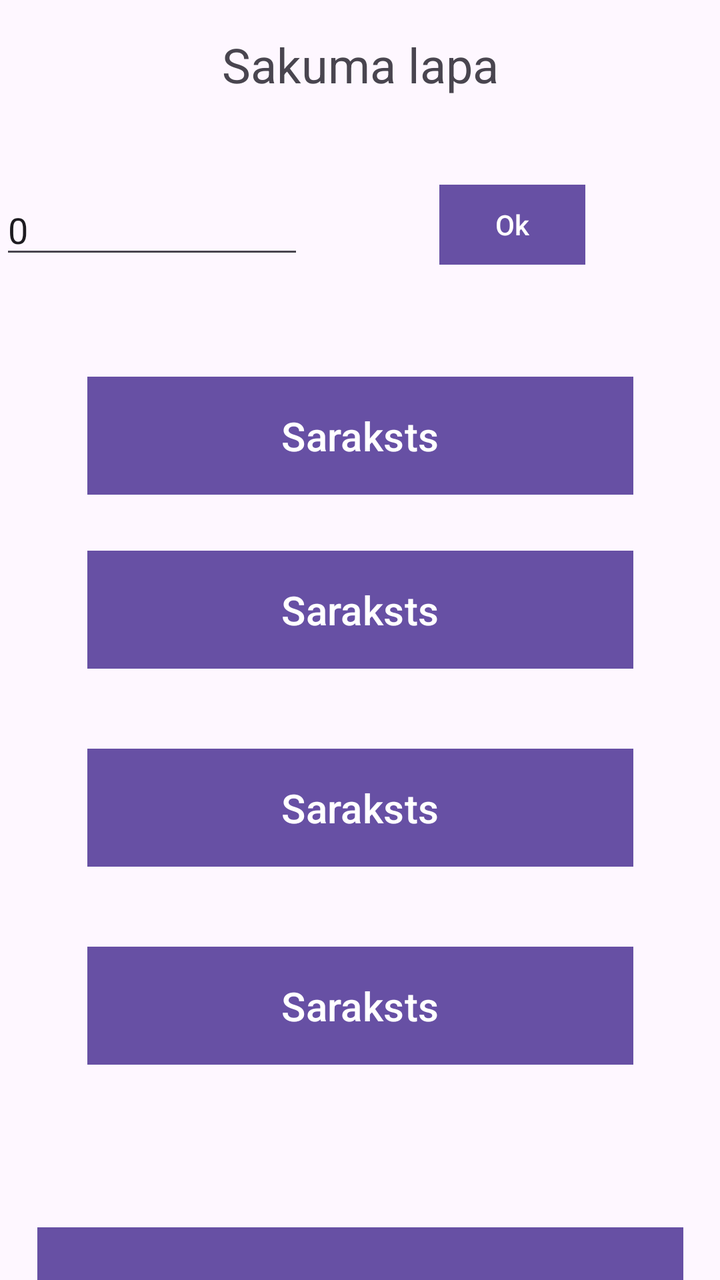
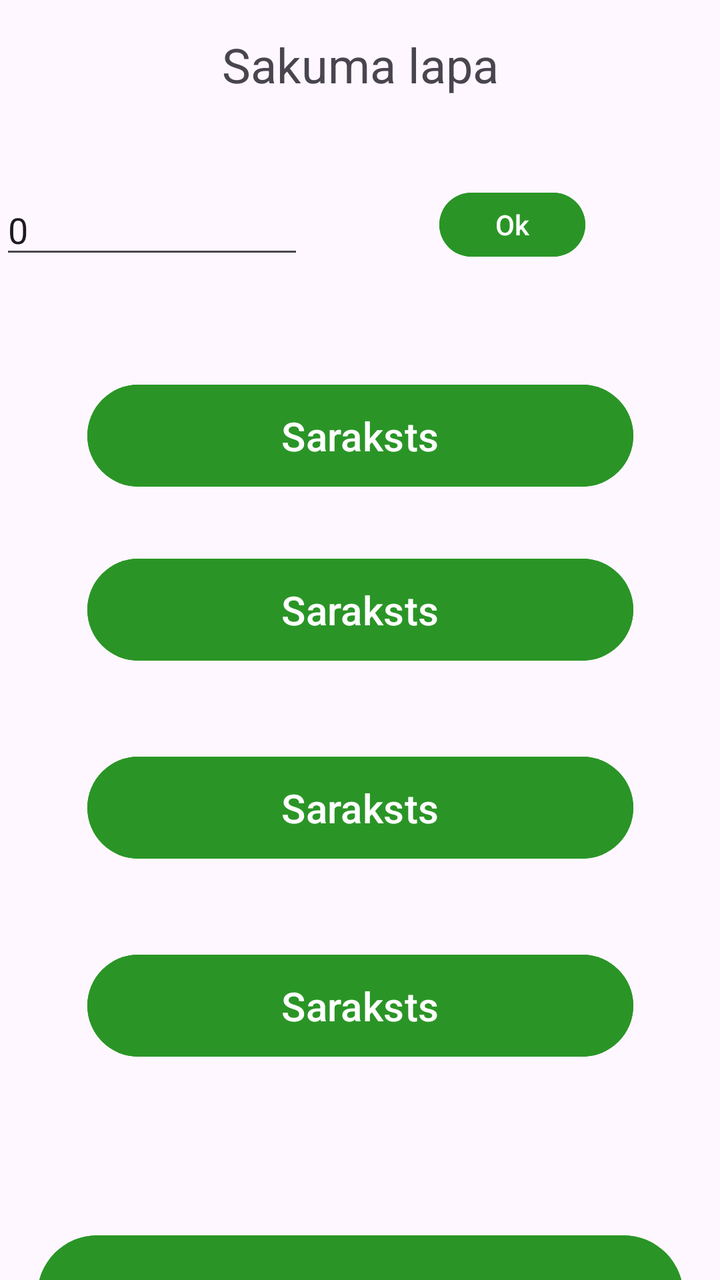

Screens rendered from an Android XML layout before and after an edit, with the pre-edit source and the edit as a unified diff.
<!-- AndroidManifest.xml: application theme Theme._11_PD2_PA_Giruckis_Nikitins_2026 -->
<!-- res/layout/main_page.xml -->
<?xml version="1.0" encoding="utf-8"?>
<androidx.constraintlayout.widget.ConstraintLayout xmlns:android="http://schemas.android.com/apk/res/android"
    xmlns:app="http://schemas.android.com/apk/res-auto"
    xmlns:tools="http://schemas.android.com/tools"
    android:layout_width="match_parent"
    android:layout_height="match_parent">

    <TextView
        android:id="@+id/main_page_text"
        android:layout_width="wrap_content"
        android:layout_height="wrap_content"
        android:layout_marginTop="16dp"
        android:text="@string/main_page_text"
        android:textSize="24sp"
        app:layout_constraintEnd_toEndOf="parent"
        app:layout_constraintStart_toStartOf="parent"
        app:layout_constraintTop_toTopOf="parent" />

    <TextView
        android:id="@+id/main_page_FindText"
        android:layout_width="144dp"
        android:layout_height="29dp"
        android:layout_marginTop="44dp"
        android:layout_marginEnd="8dp"
        android:text="@string/main_page_text2"
        android:textSize="20sp"
        app:layout_constraintEnd_toStartOf="@+id/main_page_search"
        app:layout_constraintTop_toBottomOf="@+id/main_page_text" />

    <EditText
        android:id="@+id/main_page_search"
        android:layout_width="152dp"
        android:layout_height="42dp"
        android:layout_marginTop="44dp"
        android:autofillHints=""
        android:ems="10"
        android:inputType="text"
        android:text="@string/main_page_search"

        app:layout_constraintTop_toBottomOf="@+id/main_page_text"
        tools:ignore="MissingConstraints,TouchTargetSizeCheck"
        tools:layout_editor_absoluteX="159dp" />

    <Button
        android:id="@+id/main_page_list1"
        android:layout_width="273dp"
        android:layout_height="59dp"
        android:layout_marginTop="140dp"
        android:layout_marginBottom="28dp"
        android:background="#C52020"
        android:text="@string/main_page_button1"
        android:textSize="20sp"
        app:layout_constraintBottom_toTopOf="@id/main_page_list2"
        app:layout_constraintEnd_toEndOf="parent"
        app:layout_constraintStart_toStartOf="parent"
        app:layout_constraintTop_toBottomOf="@+id/main_page_text"
        app:layout_constraintVertical_bias="0.083" />

    <Button
        android:id="@+id/main_page_list2"
        android:layout_width="273dp"
        android:layout_height="59dp"
        android:layout_marginBottom="40dp"
        android:background="#7E0D0D"
        android:text="@string/main_page_button2"
        android:textSize="20sp"
        app:layout_constraintBottom_toTopOf="@+id/main_page_list3"
        app:layout_constraintEnd_toEndOf="parent"
        app:layout_constraintStart_toStartOf="parent" />

    <Button
        android:id="@+id/main_page_list3"
        android:layout_width="273dp"
        android:layout_height="59dp"
        android:layout_marginBottom="40dp"
        android:text="@string/main_page_button3"
        android:background="#871A1A"
        android:textSize="20sp"
        app:layout_constraintBottom_toTopOf="@+id/main_page_list4"
        app:layout_constraintEnd_toEndOf="parent"
        app:layout_constraintStart_toStartOf="parent" />

    <Button
        android:id="@+id/main_page_list4"
        android:layout_width="273dp"
        android:layout_height="59dp"
        android:layout_marginTop="40dp"
        android:text="@string/main_page_button4"
        android:background="#A92121"
        android:textSize="20sp"
        app:layout_constraintEnd_toEndOf="parent"
        app:layout_constraintStart_toStartOf="parent"
        app:layout_constraintTop_toBottomOf="@+id/main_page_list3" />

    <Button
        android:id="@+id/main_page_newList_button"
        android:layout_width="323dp"
        android:layout_height="68dp"
        android:layout_marginTop="84dp"
        android:text="@string/main_page_button5"
        android:background="#992828"
        android:textSize="20sp"
        app:layout_constraintBottom_toBottomOf="parent"
        app:layout_constraintEnd_toEndOf="parent"
        app:layout_constraintStart_toStartOf="parent"
        app:layout_constraintTop_toBottomOf="@+id/main_page_list4"
        app:layout_constraintVertical_bias="0.057" />

    <Button
        android:id="@+id/main_page_search_button"
        android:layout_width="73dp"
        android:layout_height="40dp"
        android:layout_marginTop="44dp"
        android:text="@string/main_page_button6"
        android:background="#C82727"
        android:textSize="14sp"
        app:layout_constraintEnd_toEndOf="parent"
        app:layout_constraintStart_toEndOf="@+id/main_page_search"
        app:layout_constraintTop_toBottomOf="@+id/main_page_text"
        tools:ignore="TouchTargetSizeCheck" />
</androidx.constraintlayout.widget.ConstraintLayout>
<!-- resources referenced by this layout -->
<resources>
  <string name="main_page_button1">Saraksts</string>
  <string name="main_page_button2">Saraksts</string>
  <string name="main_page_button3">Saraksts</string>
  <string name="main_page_button4">Saraksts</string>
  <string name="main_page_button5">Izveidot jaunu sarakstu</string>
  <string name="main_page_button6">Ok</string>
  <string name="main_page_search">0</string>
  <string name="main_page_text">Sakuma lapa</string>
  <string name="main_page_text2">Meklet sarakstu</string>
  <style name="Theme._11_PD2_PA_Giruckis_Nikitins_2026" parent="Base.Theme._11_PD2_PA_Giruckis_Nikitins_2026" />
  <style name="Base.Theme._11_PD2_PA_Giruckis_Nikitins_2026" parent="Theme.Material3.DayNight.NoActionBar">
          
          
      </style>
</resources>

<!-- the commit's change to res/layout/main_page.xml (unified diff, before → after) -->
@@ -47,7 +47,7 @@
         android:layout_height="59dp"
         android:layout_marginTop="140dp"
         android:layout_marginBottom="28dp"
-        android:background="#C52020"
+        android:backgroundTint="#2A9526"
         android:text="@string/main_page_button1"
         android:textSize="20sp"
         app:layout_constraintBottom_toTopOf="@id/main_page_list2"
@@ -61,7 +61,7 @@
         android:layout_width="273dp"
         android:layout_height="59dp"
         android:layout_marginBottom="40dp"
-        android:background="#7E0D0D"
+        android:backgroundTint="#2A9526"
         android:text="@string/main_page_button2"
         android:textSize="20sp"
         app:layout_constraintBottom_toTopOf="@+id/main_page_list3"
@@ -73,8 +73,8 @@
         android:layout_width="273dp"
         android:layout_height="59dp"
         android:layout_marginBottom="40dp"
+        android:backgroundTint="#2A9526"
         android:text="@string/main_page_button3"
-        android:background="#871A1A"
         android:textSize="20sp"
         app:layout_constraintBottom_toTopOf="@+id/main_page_list4"
         app:layout_constraintEnd_toEndOf="parent"
@@ -85,8 +85,8 @@
         android:layout_width="273dp"
         android:layout_height="59dp"
         android:layout_marginTop="40dp"
+        android:backgroundTint="#2A9526"
         android:text="@string/main_page_button4"
-        android:background="#A92121"
         android:textSize="20sp"
         app:layout_constraintEnd_toEndOf="parent"
         app:layout_constraintStart_toStartOf="parent"
@@ -97,8 +97,8 @@
         android:layout_width="323dp"
         android:layout_height="68dp"
         android:layout_marginTop="84dp"
+        android:backgroundTint="#2A9526"
         android:text="@string/main_page_button5"
-        android:background="#992828"
         android:textSize="20sp"
         app:layout_constraintBottom_toBottomOf="parent"
         app:layout_constraintEnd_toEndOf="parent"
@@ -111,8 +111,8 @@
         android:layout_width="73dp"
         android:layout_height="40dp"
         android:layout_marginTop="44dp"
+        android:backgroundTint="#2A9526"
         android:text="@string/main_page_button6"
-        android:background="#C82727"
         android:textSize="14sp"
         app:layout_constraintEnd_toEndOf="parent"
         app:layout_constraintStart_toEndOf="@+id/main_page_search"
